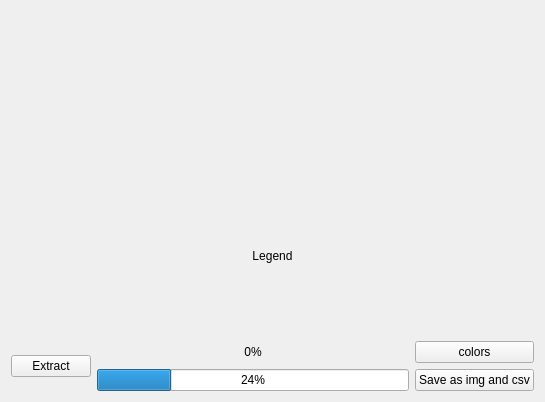
Qt form src/segmentpy/_taskManager/resultExtractor.ui (ZeliangSu/SegmentPy) before a commit.
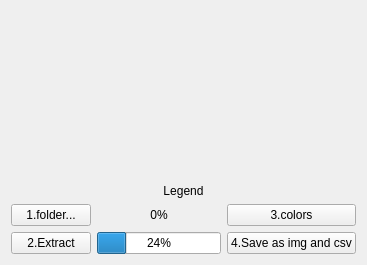
The same form after that commit. Custom widgets are drawn as their Qt base class.

Commit message: 1. fixed bug of MPLwidget layout in result extractor

The edit to the form file:
```diff
--- a/src/segmentpy/_taskManager/resultExtractor.ui
+++ b/src/segmentpy/_taskManager/resultExtractor.ui
@@ -6,10 +6,16 @@
    <rect>
     <x>0</x>
     <y>0</y>
-    <width>545</width>
-    <height>402</height>
+    <width>367</width>
+    <height>265</height>
    </rect>
   </property>
+  <property name="sizePolicy">
+   <sizepolicy hsizetype="Preferred" vsizetype="Preferred">
+    <horstretch>0</horstretch>
+    <verstretch>0</verstretch>
+   </sizepolicy>
+  </property>
   <property name="windowTitle">
    <string>Form</string>
   </property>
@@ -20,16 +26,22 @@
       <widget class="sortResult" name="MPLwidget" native="true">
        <property name="sizePolicy">
         <sizepolicy hsizetype="Expanding" vsizetype="Expanding">
-         <horstretch>0</horstretch>
-         <verstretch>0</verstretch>
+         <horstretch>1</horstretch>
+         <verstretch>1</verstretch>
         </sizepolicy>
        </property>
+       <property name="minimumSize">
+        <size>
+         <width>300</width>
+         <height>150</height>
+        </size>
+       </property>
       </widget>
      </item>
      <item>
       <widget class="QLabel" name="legendLabel">
        <property name="sizePolicy">
-        <sizepolicy hsizetype="Expanding" vsizetype="Expanding">
+        <sizepolicy hsizetype="MinimumExpanding" vsizetype="Expanding">
          <horstretch>0</horstretch>
          <verstretch>0</verstretch>
         </sizepolicy>
@@ -44,19 +56,33 @@
      </item>
      <item>
       <layout class="QHBoxLayout" name="horizontalLayout">
+       <property name="sizeConstraint">
+        <enum>QLayout::SetNoConstraint</enum>
+       </property>
        <item>
-        <widget class="QPushButton" name="extractButton">
-         <property name="text">
-          <string>Extract</string>
-         </property>
-        </widget>
+        <layout class="QVBoxLayout" name="verticalLayout_4">
+         <item>
+          <widget class="QPushButton" name="folderButton">
+           <property name="text">
+            <string>1.folder...</string>
+           </property>
+          </widget>
+         </item>
+         <item>
+          <widget class="QPushButton" name="extractButton">
+           <property name="text">
+            <string>2.Extract</string>
+           </property>
+          </widget>
+         </item>
+        </layout>
        </item>
        <item>
         <layout class="QVBoxLayout" name="verticalLayout_2">
          <item>
           <widget class="QLabel" name="barLabel">
            <property name="sizePolicy">
-            <sizepolicy hsizetype="Preferred" vsizetype="Minimum">
+            <sizepolicy hsizetype="Expanding" vsizetype="MinimumExpanding">
              <horstretch>0</horstretch>
              <verstretch>0</verstretch>
             </sizepolicy>
@@ -83,14 +109,14 @@
          <item>
           <widget class="QPushButton" name="colorButton">
            <property name="text">
-            <string>colors</string>
+            <string>3.colors</string>
            </property>
           </widget>
          </item>
          <item>
           <widget class="QPushButton" name="saveButton">
            <property name="text">
-            <string>Save as img and csv</string>
+            <string>4.Save as img and csv</string>
            </property>
           </widget>
          </item>
```
Left out of the diff: 2 changed lines with no effect on the pictures. The commit also changes 11 other files.
